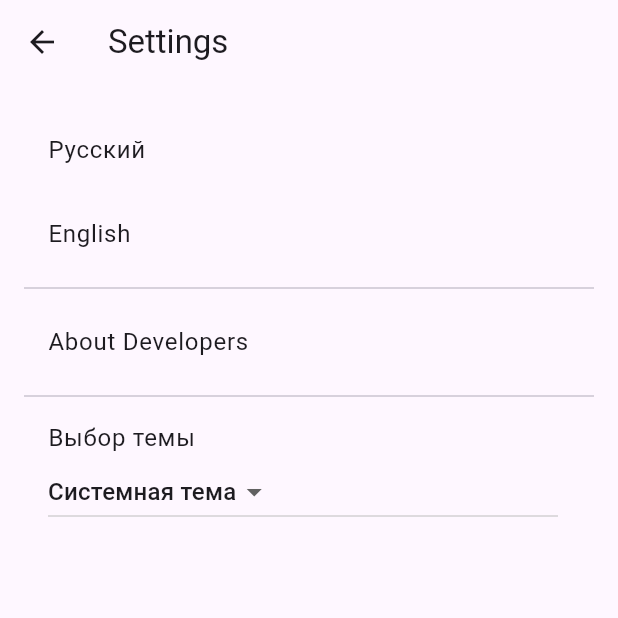
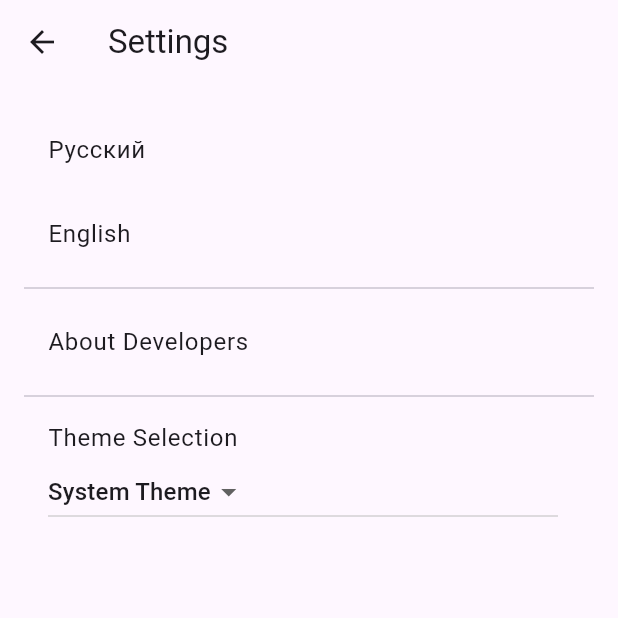
Before and after one commit to Stulk3/Flutter-University-Course, a Flutter app: the SettingsScreen screen opened by its route, on a phone screen of 412 x 824 dp, the top half of it. Run offline on Flutter 3.47's test engine with Material 3 defaults, Android fonts, the phone set to English and light mode, and no system bars; our stand-ins replace flip_card, flutter_dotenv, flutter_riverpod, shared_preferences; accounts and stored records are empty; network calls fail.

```diff
--- a/assets/cards.json
+++ b/assets/cards.json
@@ -5,7 +5,7 @@
       "company": "РТУ МИРЭА, ИКМО-03-24",
       "phone": "+7 123 456 7890",
       "email": "ivan@example.com",
-      "github": "https://github.com/ivan"
+      "github": "https://github.com/stulk3"
     },
     {
       "name": "Катя Манохина",
--- /dev/null
+++ b/lib/data/providers/api_provider.dart
@@ -0,0 +1,4 @@
+import 'package:flutter_riverpod/flutter_riverpod.dart';
+import '../services/api_service.dart';
+
+final apiProvider = Provider((ref) => ApiService());
--- /dev/null
+++ b/lib/domain/repositories/article_repository.dart
@@ -0,0 +1,5 @@
+import 'package:news_app/data/models/article.dart';
+
+abstract class ArticleRepository {
+  Future<List<Article>> fetchArticles(String apiKey);
+}
--- a/lib/l10n/app_en.arb
+++ b/lib/l10n/app_en.arb
@@ -14,5 +14,9 @@
   "errorOpeningLink": "Could not open the link",
   "aboutScreenTitle": "About Developers",
   "settingsTitle": "Settings",
-  "favoritesScreenTitle": "Favorite Articles"
+  "favoritesScreenTitle": "Favorite Articles",
+  "themeSelectionTitle": "Theme Selection",
+  "lightTheme": "Light Theme",
+  "darkTheme": "Dark Theme",
+  "systemTheme": "System Theme"
 }
--- a/lib/l10n/app_localizations.dart
+++ b/lib/l10n/app_localizations.dart
@@ -184,6 +184,30 @@ abstract class AppLocalizations {
   /// In en, this message translates to:
   /// **'Favorite Articles'**
   String get favoritesScreenTitle;
+
+  /// No description provided for @themeSelectionTitle.
+  ///
+  /// In en, this message translates to:
+  /// **'Theme Selection'**
+  String get themeSelectionTitle;
+
+  /// No description provided for @lightTheme.
+  ///
+  /// In en, this message translates to:
+  /// **'Light Theme'**
+  String get lightTheme;
+
+  /// No description provided for @darkTheme.
+  ///
+  /// In en, this message translates to:
+  /// **'Dark Theme'**
+  String get darkTheme;
+
+  /// No description provided for @systemTheme.
+  ///
+  /// In en, this message translates to:
+  /// **'System Theme'**
+  String get systemTheme;
 }
 
 class _AppLocalizationsDelegate extends LocalizationsDelegate<AppLocalizations> {
--- a/lib/l10n/app_localizations_en.dart
+++ b/lib/l10n/app_localizations_en.dart
@@ -52,4 +52,16 @@ class AppLocalizationsEn extends AppLocalizations {
 
   @override
   String get favoritesScreenTitle => 'Favorite Articles';
+
+  @override
+  String get themeSelectionTitle => 'Theme Selection';
+
+  @override
+  String get lightTheme => 'Light Theme';
+
+  @override
+  String get darkTheme => 'Dark Theme';
+
+  @override
+  String get systemTheme => 'System Theme';
 }
--- a/lib/l10n/app_ru.arb
+++ b/lib/l10n/app_ru.arb
@@ -14,5 +14,9 @@
   "errorOpeningLink": "Не удалось открыть ссылку",
   "aboutScreenTitle": "О разработчиках",
   "settingsTitle": "Настройки",
-  "favoritesScreenTitle": "Избранные статьи"
+  "favoritesScreenTitle": "Избранные статьи",
+  "themeSelectionTitle": "Выбор темы",
+  "lightTheme": "Светлая тема",
+  "darkTheme": "Темная тема",
+  "systemTheme": "Системная тема"
 }
--- a/lib/ui/screens/home_screen.dart
+++ b/lib/ui/screens/home_screen.dart
@@ -24,7 +24,7 @@ class _HomeScreenState extends State<HomeScreen> {
     super.initState();
     _articles = widget.apiKey == null
         ? Future.error('API key is missing')
-        : ApiService().fetchArticles(apiKey: widget.apiKey!);
+        : ApiService().fetchArticles(widget.apiKey!);
     _loadFavorites();
   }
 
--- a/lib/ui/screens/settings_screen.dart
+++ b/lib/ui/screens/settings_screen.dart
@@ -42,21 +42,21 @@ class _SettingsScreenState extends State<SettingsScreen> {
           ),
           const Divider(),
           ListTile(
-            title: const Text('Выбор темы'),
+            title: Text(localizations.themeSelectionTitle),
             subtitle: DropdownButton<ThemeMode>(
               value: _selectedThemeMode,
-              items: const [
+              items: [
                 DropdownMenuItem(
                   value: ThemeMode.light,
-                  child: Text('Светлая тема'),
+                  child: Text(localizations.lightTheme),
                 ),
                 DropdownMenuItem(
                   value: ThemeMode.dark,
-                  child: Text('Темная тема'),
+                  child: Text(localizations.darkTheme),
                 ),
                 DropdownMenuItem(
                   value: ThemeMode.system,
-                  child: Text('Системная тема'),
+                  child: Text(localizations.systemTheme),
                 ),
               ],
               onChanged: (ThemeMode? newThemeMode) {
--- a/pubspec.yaml
+++ b/pubspec.yaml
@@ -12,6 +12,7 @@ dependencies:
   flutter_dotenv: ^5.2.1
   url_launcher: ^6.3.0
   flip_card: ^0.6.0
+  flutter_riverpod: ^2.0.0
   intl: ^0.20.2
   flutter_localizations:
     sdk: flutter
@@ -21,6 +22,7 @@ dev_dependencies:
   flutter_test:
     sdk: flutter
   flutter_lints: ^4.0.0
+  mockito: ^5.0.17
   build_runner: ^2.4.12
   json_serializable: ^6.8.0
   intl_utils: ^2.4.0
```
Also changed, not shown: lib/data/services/api_service.dart (+5 -2 lines), lib/l10n/app_localizations_ru.dart (+12 -0 lines), pubspec.lock, 4 other files. Lines whose indentation alone changed are shown as unchanged.
